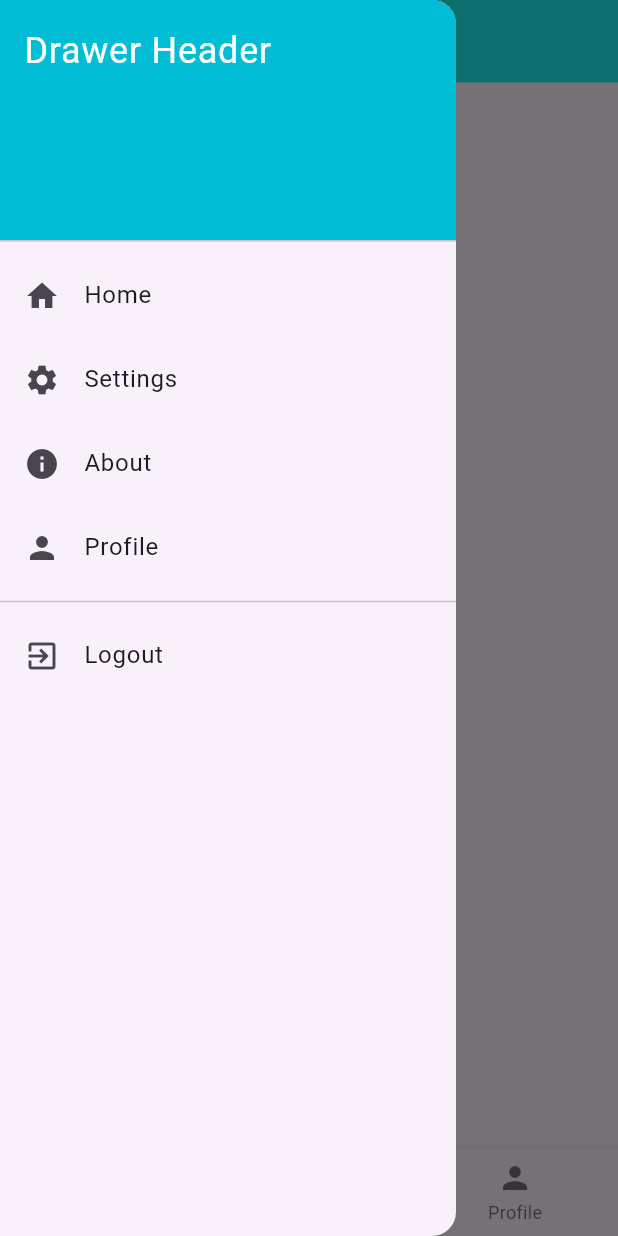
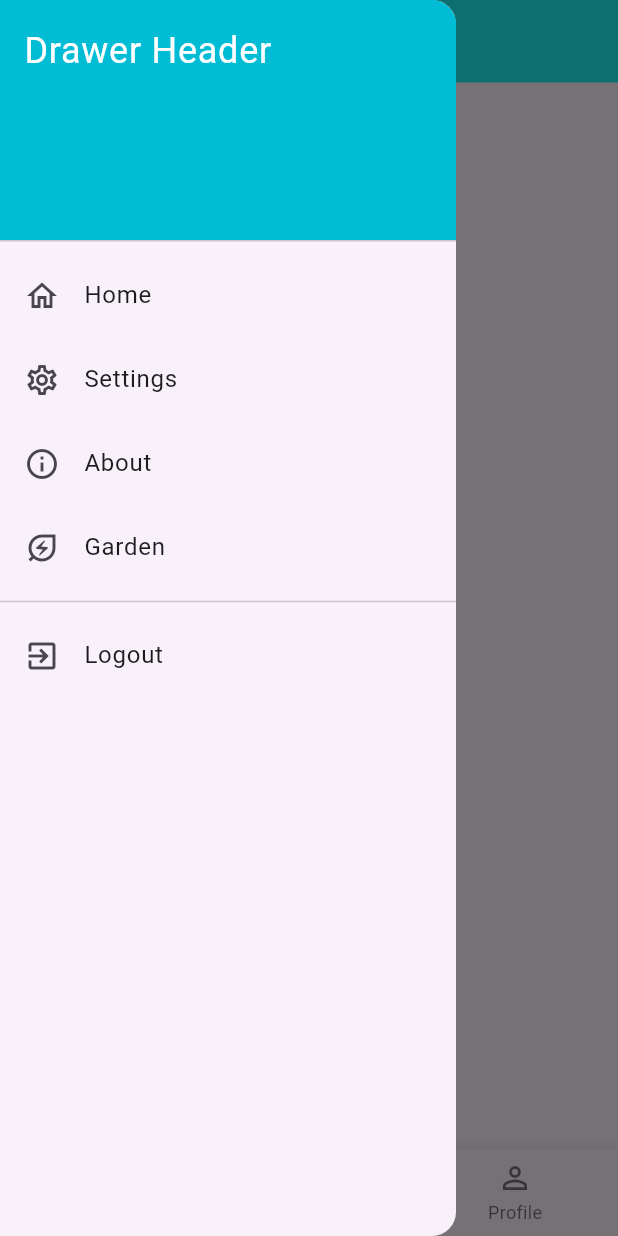
Before and after one commit to keyss-pushpender/responsive-design, a Flutter app: the screen it shows after launch, with the side drawer open, on a phone screen of 412 x 824 dp. Run offline on Flutter 3.47's test engine with Material 3 defaults, Android fonts, the phone set to English and light mode, and no system bars; our stand-ins replace flutter_bloc.

Commit message:
added search bar

```diff
--- /dev/null
+++ b/lib/BLoCs/searchBarCubit/search_cubit.dart
@@ -0,0 +1,9 @@
+import 'package:flutter_bloc/flutter_bloc.dart';
+
+class SearchCubit extends Cubit<bool> {
+  SearchCubit() : super(false);
+
+  void toggleSearchBar() {
+    emit(!state);
+  }
+}
--- a/lib/elements/navigation_class.dart
+++ b/lib/elements/navigation_class.dart
@@ -2,7 +2,7 @@ import 'package:flutter/material.dart';
 import 'package:responsive_design/pages/about.dart';
 import 'package:responsive_design/pages/home.dart';
 import 'package:responsive_design/pages/setting.dart';
-import '../pages/profile.dart';
+import '../pages/garden.dart';
 
 class SideNavigation {
   String name;
@@ -12,8 +12,8 @@ class SideNavigation {
 }
 
 List<SideNavigation> navigationList = [
-  SideNavigation('Home', Icons.home, const Home()),
-  SideNavigation('Settings', Icons.settings, const Setting()),
-  SideNavigation('About', Icons.info, const About()),
-  SideNavigation('Profile', Icons.person, const Profile()),
+  SideNavigation('Home', Icons.home_outlined, const Home()),
+  SideNavigation('Settings', Icons.settings_outlined, const Setting()),
+  SideNavigation('About', Icons.info_outline, const About()),
+  SideNavigation('Garden', Icons.energy_savings_leaf_outlined, const Garden()),
 ];
--- a/lib/elements/rp_app_bar.dart
+++ b/lib/elements/rp_app_bar.dart
@@ -1,14 +1,23 @@
 import 'package:flutter/material.dart';
 import 'package:flutter_bloc/flutter_bloc.dart';
-import 'package:responsive_design/BLoCs/navigation_bloc.dart';
+import 'package:responsive_design/BLoCs/navigation/navigation_bloc.dart';
+import 'package:responsive_design/BLoCs/searchBarCubit/search_cubit.dart';
 import 'package:responsive_design/constants.dart';
 import 'package:responsive_design/utils.dart';
+import 'package:responsive_design/widgets/app_search_bar.dart';
 import '../responsive_view.dart';
 import 'navigation_class.dart';
 
-class RPAppBar extends StatelessWidget implements PreferredSizeWidget {
+class RPAppBar extends StatefulWidget implements PreferredSizeWidget {
   const RPAppBar({super.key});
 
+  @override
+  State<RPAppBar> createState() => _RPAppBarState();
+  @override
+  Size get preferredSize => const Size(double.infinity, 55.0);
+}
+
+class _RPAppBarState extends State<RPAppBar> {
   @override
   Widget build(BuildContext context) {
     return AppBar(
@@ -18,15 +27,34 @@ class RPAppBar extends StatelessWidget implements PreferredSizeWidget {
         builder: (BuildContext context, navigation) => Text(navigation.name),
       ),
       actions: [
+        BlocBuilder<SearchCubit, bool>(
+            builder: (BuildContext context, show) {
+              if(show) {
+                return SearchBarApp(
+                  onSearch: () {},
+                  onCancel: () {
+                    context.read<SearchCubit>().toggleSearchBar();
+                  },
+                );
+              }
+              return Container();
+            }),
         if (RP.isSizeGreaterThan(context, tabBreakPoint)) ...[
-          IconButton(onPressed: () {}, icon: const Icon(Icons.search)),
+          BlocBuilder<SearchCubit, bool>(
+              builder: (BuildContext context, show) {
+                if(!show) {
+                  return IconButton(
+                      onPressed: () {
+                        context.read<SearchCubit>().toggleSearchBar();
+                      },
+                      icon: const Icon(Icons.search));
+                }
+                return Container();
+              }),
           IconButton(onPressed: () {}, icon: const Icon(Icons.person)),
           hGap(),
         ],
       ],
     );
   }
-
-  @override
-  Size get preferredSize => const Size(double.infinity, 55.0);
 }
--- a/lib/elements/rp_body.dart
+++ b/lib/elements/rp_body.dart
@@ -1,6 +1,6 @@
 import 'package:flutter/material.dart';
 import 'package:flutter_bloc/flutter_bloc.dart';
-import 'package:responsive_design/BLoCs/navigation_bloc.dart';
+import 'package:responsive_design/BLoCs/navigation/navigation_bloc.dart';
 import 'navigation_class.dart';
 
 class RPBody extends StatelessWidget {
--- a/lib/elements/rp_bottom_navigation.dart
+++ b/lib/elements/rp_bottom_navigation.dart
@@ -1,16 +1,49 @@
 import 'package:flutter/material.dart';
+import 'package:flutter_bloc/flutter_bloc.dart';
+import 'package:responsive_design/BLoCs/searchBarCubit/search_cubit.dart';
 
-class BottomNavigation extends StatelessWidget {
+class BottomNavigation extends StatefulWidget {
   const BottomNavigation({super.key});
+
+  @override
+  State<BottomNavigation> createState() => _BottomNavigationState();
+}
+
+class _BottomNavigationState extends State<BottomNavigation> {
+  int currentIndex = 0;
 
   @override
   Widget build(BuildContext context) {
     return BottomNavigationBar(
+      currentIndex: currentIndex,
+      selectedItemColor: Colors.black,
       items: const [
-        BottomNavigationBarItem(icon: Icon(Icons.home), label: 'Home'),
-        BottomNavigationBarItem(icon: Icon(Icons.search), label: 'search'),
-        BottomNavigationBarItem(icon: Icon(Icons.person), label: 'Profile')
+        BottomNavigationBarItem(
+            icon: Icon(Icons.home_outlined),
+            activeIcon: Icon(Icons.home),
+            label: 'Home'),
+        BottomNavigationBarItem(
+            icon: Icon(Icons.search_outlined),
+            activeIcon: Icon(Icons.search),
+            label: 'search'
+        ),
+        BottomNavigationBarItem(
+            icon: Icon(Icons.person_outline),
+            activeIcon: Icon(Icons.person),
+            label: 'Profile')
       ],
+      onTap: (index) {
+        setState(() {
+          currentIndex = index;
+        });
+        if(index == 1) {
+          context.read<SearchCubit>().toggleSearchBar();
+        } else {
+          if(context.read<SearchCubit>().state) {
+            context.read<SearchCubit>().toggleSearchBar();
+          }
+        }
+      },
     );
   }
 }
--- a/lib/elements/rp_drawer.dart
+++ b/lib/elements/rp_drawer.dart
@@ -1,6 +1,6 @@
 import 'package:flutter/material.dart';
 import 'package:flutter_bloc/flutter_bloc.dart';
-import 'package:responsive_design/BLoCs/navigation_bloc.dart';
+import 'package:responsive_design/BLoCs/navigation/navigation_bloc.dart';
 import 'package:responsive_design/constants.dart';
 import '../responsive_view.dart';
 import 'navigation_class.dart';
--- a/lib/layout/base_layout.dart
+++ b/lib/layout/base_layout.dart
@@ -1,8 +1,48 @@
 import 'package:flutter/material.dart';
 import 'package:responsive_design/layout/tab_layout.dart';
 import 'package:responsive_design/layout/web_layout.dart';
+import 'package:responsive_design/responsive_view.dart';
 import '../constants.dart';
+import '../elements/rp_app_bar.dart';
+import '../elements/rp_body.dart';
+import '../elements/rp_bottom_navigation.dart';
+import '../elements/rp_drawer.dart';
 import 'mobile_layout.dart';
+
+class CommonBase extends StatelessWidget {
+  const CommonBase({super.key});
+
+  @override
+  Widget build(BuildContext context) {
+    return Scaffold(
+      appBar: RP.isMobileOrTab(context)
+          ? const RPAppBar()
+          : null,
+      drawer: RP.isMobileOrTab(context)
+          ? const Drawer(child: RPDrawer())
+          : null,
+      bottomNavigationBar: RP.isMobileOrTab(context)
+          ? const BottomNavigation()
+          : null,
+      body: Row(
+        children: [
+          if (!RP.isMobileOrTab(context))
+            Container(
+                constraints: const BoxConstraints(maxWidth: 200.0, minWidth: 100.0),
+                child: const RPDrawer()),
+          Expanded(
+              flex: 9,
+              child: Column(
+                children: [
+                  if (!RP.isMobileOrTab(context)) const RPAppBar(),
+                  const Expanded(child: Center(child: RPBody())),
+                ],
+              )),
+        ],
+      ),
+    );
+  }
+}
 
 class Base extends StatelessWidget {
   const Base({super.key});
@@ -10,9 +50,9 @@ class Base extends StatelessWidget {
   @override
   Widget build(BuildContext context) {
     return LayoutBuilder(builder: (context, constraints) {
-      if(constraints.maxWidth < mobileBreakPoint) {
+      if (constraints.maxWidth < mobileBreakPoint) {
         return const MobileLayout();
-      } else if(constraints.maxWidth < tabBreakPoint) {
+      } else if (constraints.maxWidth < tabBreakPoint) {
         return const TabLayout();
       } else {
         return const WebLayout();
@@ -20,3 +60,21 @@ class Base extends StatelessWidget {
     });
   }
 }
+
+class TestBase extends StatelessWidget {
+  const TestBase({super.key});
+
+  @override
+  Widget build(BuildContext context) {
+    return CustomSingleChildLayout(
+        delegate: BaseClassDelegate()
+    );
+  }
+}
+
+class BaseClassDelegate extends SingleChildLayoutDelegate {
+  @override
+  bool shouldRelayout(covariant SingleChildLayoutDelegate oldDelegate) {
+    throw UnimplementedError();
+  }
+}
--- a/lib/layout/web_layout.dart
+++ b/lib/layout/web_layout.dart
@@ -1,4 +1,3 @@
-import 'package:flutter/cupertino.dart';
 import 'package:flutter/material.dart';
 import 'package:responsive_design/elements/rp_app_bar.dart';
 import 'package:responsive_design/elements/rp_drawer.dart';
--- a/lib/main.dart
+++ b/lib/main.dart
@@ -1,6 +1,7 @@
 import 'package:flutter/material.dart';
 import 'package:flutter_bloc/flutter_bloc.dart';
-import 'package:responsive_design/BLoCs/navigation_bloc.dart';
+import 'package:responsive_design/BLoCs/navigation/navigation_bloc.dart';
+import 'package:responsive_design/BLoCs/searchBarCubit/search_cubit.dart';
 import 'layout/base_layout.dart';
 
 void main() {
@@ -12,8 +13,11 @@ class MyApp extends StatelessWidget {
 
   @override
   Widget build(BuildContext context) {
-    return BlocProvider(
-      create: (context) => SideNavigationBloc(),
+    return MultiBlocProvider(
+      providers: [
+        BlocProvider(create: (context) => SideNavigationBloc()),
+        BlocProvider(create: (context) => SearchCubit()),
+      ],
       child: MaterialApp(
         debugShowCheckedModeBanner: false,
         title: 'RP',
@@ -21,7 +25,7 @@ class MyApp extends StatelessWidget {
           colorScheme: ColorScheme.fromSeed(seedColor: Colors.deepPurple),
           useMaterial3: true,
         ),
-        home: const Base(),
+        home: const CommonBase(),
       ),
     );
   }
--- /dev/null
+++ b/lib/pages/garden.dart
@@ -0,0 +1,51 @@
+import 'package:flutter/material.dart';
+import 'package:flutter/services.dart';
+import 'package:responsive_design/constants.dart';
+import '../painter.dart';
+import '../responsive_view.dart';
+
+class Garden extends StatefulWidget {
+  const Garden({super.key});
+
+  @override
+  State<Garden> createState() => _GardenState();
+}
+
+class _GardenState extends State<Garden> {
+  SystemMouseCursor mouseCursor = SystemMouseCursors.grab;
+  Offset offset = const Offset(0.0, 0.0);
+  double radius = 100.0;
+
+  @override
+  Widget build(BuildContext context) {
+    return MouseRegion(
+      cursor: mouseCursor,
+      onHover: (e) {
+        setState(() {
+          offset = Offset(
+              e.position.dx-(RP.isSizeLessThan(context, tabBreakPoint)? 0.0: 200.0),
+              e.position.dy-55.0
+          );
+        });
+      },
+      child: GestureDetector(
+        onTapDown: (e) {
+          setState(() {
+            mouseCursor = SystemMouseCursors.grabbing;
+          });
+        },
+        onTapUp: (e) {
+          setState(() {
+            mouseCursor = SystemMouseCursors.grab;
+          });
+        },
+        child: CustomPaint(
+          foregroundPainter: Draw(offset, radius),
+          child: Container(
+            color: Colors.lightGreenAccent,
+          ),
+        ),
+      ),
+    );
+  }
+}
--- a/lib/pages/profile.dart
+++ b/lib/pages/profile.dart
@@ -1,51 +1,10 @@
 import 'package:flutter/material.dart';
-import 'package:flutter/services.dart';
 
-import '../painter.dart';
-import '../responsive_view.dart';
-
-class Profile extends StatefulWidget {
+class Profile extends StatelessWidget {
   const Profile({super.key});
 
   @override
-  State<Profile> createState() => _ProfileState();
-}
-
-class _ProfileState extends State<Profile> {
-  SystemMouseCursor mouseCursor = SystemMouseCursors.grab;
-  Offset offset = const Offset(0.0, 0.0);
-  double radius = 100.0;
-
-  @override
   Widget build(BuildContext context) {
-    return MouseRegion(
-      cursor: mouseCursor,
-      onHover: (e) {
-        setState(() {
-          offset = Offset(
-              e.position.dx-(RP.isWeb(context)? 200: 0.0),
-              e.position.dy-55.0
-          );
-        });
-      },
-      child: GestureDetector(
-        onTapDown: (e) {
-          setState(() {
-            mouseCursor = SystemMouseCursors.grabbing;
-          });
-        },
-        onTapUp: (e) {
-          setState(() {
-            mouseCursor = SystemMouseCursors.grab;
-          });
-        },
-        child: CustomPaint(
-          foregroundPainter: Draw(offset, radius),
-          child: Container(
-            color: Colors.lightGreenAccent,
-          ),
-        ),
-      ),
-    );
+    return const Placeholder();
   }
 }
--- a/lib/responsive_view.dart
+++ b/lib/responsive_view.dart
@@ -9,6 +9,7 @@ class RP {
       MediaQuery.of(context).size.width < webBreakPoint;
       // MediaQuery.of(context).size.width < tabBreakPoint;
   static bool isWeb(BuildContext context) => MediaQuery.of(context).size.width >= webBreakPoint;
+  static bool isMobileOrTab(BuildContext context) => MediaQuery.of(context).size.width < tabBreakPoint;
   static bool isSizeLessThan(BuildContext context, double size) =>
       MediaQuery.of(context).size.width < size;
   static bool isSizeLessThanEqualsTo(BuildContext context, double size) =>
```
Also changed, not shown: lib/pages/setting.dart (+10 -1 lines), lib/widgets/app_search_bar.dart (added, +24 -0 lines), lib/BLoCs/navigation/navigation_bloc.dart (renamed from lib/BLoCs/navigation_bloc.dart), lib/BLoCs/navigation/navigation_event.dart (renamed from lib/BLoCs/navigation_event.dart), lib/constants.dart (line endings or trailing spaces).
